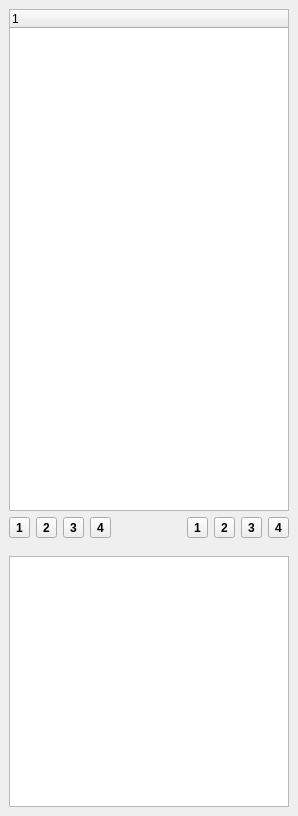
Old version of the form src/meshlab/ui/layerDialog.ui in the repository cnr-isti-vclab/meshlab.
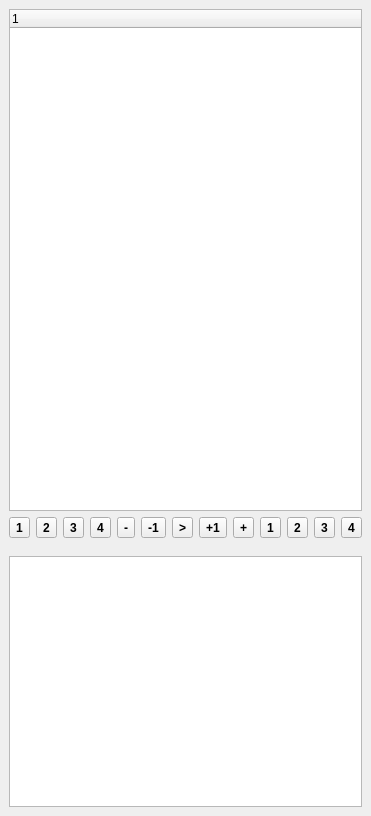
New version of the form.

Commit message: Added Layer dialog GUI to animate a subset of meshes

Diff of the .ui file:
```diff
--- a/src/meshlab/ui/layerDialog.ui
+++ b/src/meshlab/ui/layerDialog.ui
@@ -125,7 +125,105 @@
           </property>
           <property name="sizeHint" stdset="0">
            <size>
-            <width>40</width>
+            <width>1</width>
+            <height>20</height>
+           </size>
+          </property>
+         </spacer>
+        </item>
+        <item>
+         <widget class="QToolButton" name="animSlower">
+          <property name="font">
+           <font>
+            <pointsize>9</pointsize>
+            <weight>75</weight>
+            <bold>true</bold>
+           </font>
+          </property>
+          <property name="toolTip">
+           <string>Decrease animation speed</string>
+          </property>
+          <property name="text">
+           <string>-</string>
+          </property>
+         </widget>
+        </item>
+        <item>
+         <widget class="QToolButton" name="animStepBackward">
+          <property name="font">
+           <font>
+            <pointsize>9</pointsize>
+            <weight>75</weight>
+            <bold>true</bold>
+           </font>
+          </property>
+          <property name="toolTip">
+           <string>Animate one step backward</string>
+          </property>
+          <property name="text">
+           <string>-1</string>
+          </property>
+         </widget>
+        </item>
+        <item>
+         <widget class="QToolButton" name="animPlay">
+          <property name="font">
+           <font>
+            <pointsize>9</pointsize>
+            <weight>75</weight>
+            <bold>true</bold>
+           </font>
+          </property>
+          <property name="text">
+           <string>&gt;</string>
+          </property>
+          <property name="checkable">
+           <bool>true</bool>
+          </property>
+         </widget>
+        </item>
+        <item>
+         <widget class="QToolButton" name="animStepForward">
+          <property name="font">
+           <font>
+            <pointsize>9</pointsize>
+            <weight>75</weight>
+            <bold>true</bold>
+           </font>
+          </property>
+          <property name="toolTip">
+           <string>Animate one step forward</string>
+          </property>
+          <property name="text">
+           <string>+1</string>
+          </property>
+         </widget>
+        </item>
+        <item>
+         <widget class="QToolButton" name="animFaster">
+          <property name="font">
+           <font>
+            <pointsize>9</pointsize>
+            <weight>75</weight>
+            <bold>true</bold>
+           </font>
+          </property>
+          <property name="toolTip">
+           <string>Increase animation speed</string>
+          </property>
+          <property name="text">
+           <string>+</string>
+          </property>
+         </widget>
+        </item>
+        <item>
+         <spacer name="horizontalSpacer2">
+          <property name="orientation">
+           <enum>Qt::Horizontal</enum>
+          </property>
+          <property name="sizeHint" stdset="0">
+           <size>
+            <width>1</width>
             <height>20</height>
            </size>
           </property>
```
The commit also changes 2 other files.
